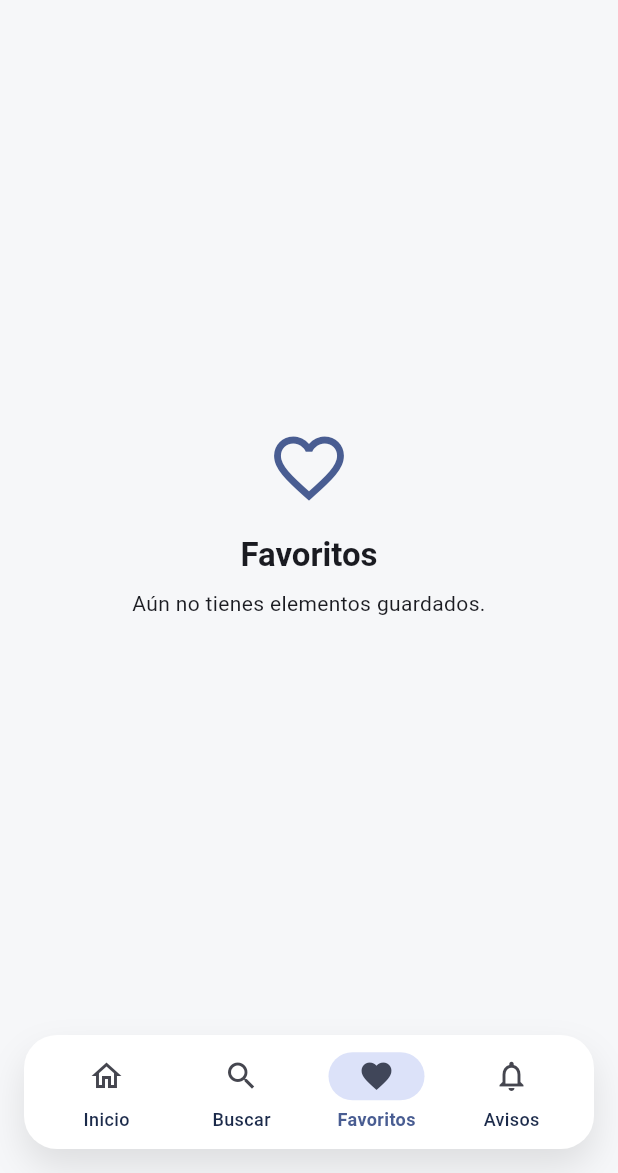
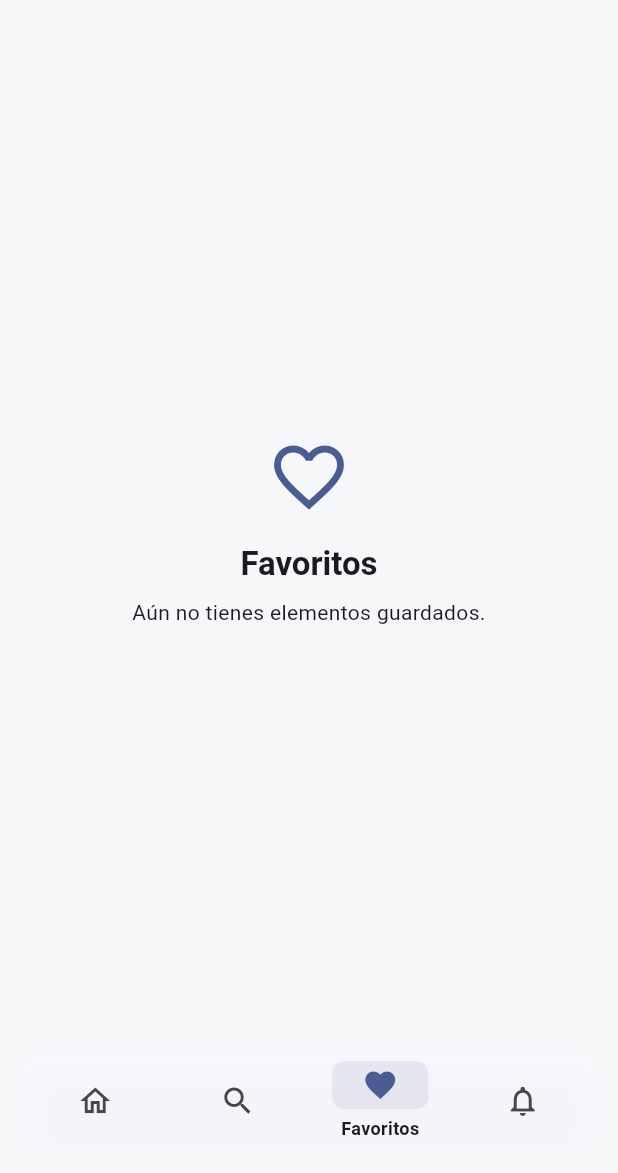
Before and after one commit to solorzdev/BuscaDog_v2, a Flutter app: the screen it shows after launch, item 3 of the bottom bar chosen, on a phone screen of 412 x 824 dp, the part 63-1236 px from its top. Run offline on Flutter 3.47's test engine with Material 3 defaults, Android fonts, the phone set to English and light mode, and no system bars; our stand-ins replace cached_network_image, dio, flutter_map, image_picker, latlong2, shared_preferences; missing offline and left inert: flutter_map_marker_cluster; accounts and stored records are empty; network calls fail.

Commit message:
Nuevo diseño para la nav

```diff
--- a/lib/core/navigation/bottom_nav.dart
+++ b/lib/core/navigation/bottom_nav.dart
@@ -1,3 +1,4 @@
+import 'dart:ui';
 import 'package:flutter/material.dart';
 import 'nav_item.dart';
 
@@ -15,49 +16,67 @@ class AppBottomNav extends StatelessWidget {
 
   @override
   Widget build(BuildContext context) {
-    final scheme = Theme.of(context).colorScheme;
+    final color = Theme.of(context).colorScheme;
 
     return SafeArea(
       minimum: const EdgeInsets.fromLTRB(16, 8, 16, 16),
+      child: ClipRRect(
+        borderRadius: BorderRadius.circular(10), // 👈 menos redondeado
+        child: BackdropFilter(
+          filter: ImageFilter.blur(sigmaX: 14, sigmaY: 14),
           child: Container(
-        padding: const EdgeInsets.symmetric(horizontal: 10, vertical: 6),
             decoration: BoxDecoration(
-          color: Colors.white,
-          borderRadius: BorderRadius.circular(22),
+              // Fondo sólido sin borde
+              color: color.surface.withOpacity(0.85),
+              borderRadius: BorderRadius.circular(10),
               boxShadow: const [
                 BoxShadow(
-              blurRadius: 20,
-              offset: Offset(0, 12),
+                  blurRadius: 18,
+                  offset: Offset(0, 10),
                   color: Color(0x1A000000),
                 ),
               ],
             ),
             child: NavigationBarTheme(
               data: NavigationBarThemeData(
+                height: 64,
                 backgroundColor: Colors.transparent,
-            indicatorColor: scheme.secondaryContainer,
+                indicatorColor: color.primary.withOpacity(0.10),
+                indicatorShape: RoundedRectangleBorder(
+                  borderRadius: BorderRadius.circular(8),
+                ), // 👈 recto
                 labelTextStyle: WidgetStateProperty.resolveWith((states) {
                   final selected = states.contains(WidgetState.selected);
                   return TextStyle(
                     fontSize: 12,
                     fontWeight: selected ? FontWeight.w600 : FontWeight.w500,
-                color: selected ? scheme.primary : const Color(0xFF1B2A4A),
+                    color: selected ? color.onSurface : color.onSurfaceVariant,
+                  );
+                }),
+                iconTheme: WidgetStateProperty.resolveWith((states) {
+                  final selected = states.contains(WidgetState.selected);
+                  return IconThemeData(
+                    size: 24,
+                    color: selected ? color.primary : color.onSurfaceVariant,
                   );
                 }),
               ),
               child: NavigationBar(
-            height: 64,
+                elevation: 0,
                 selectedIndex: currentIndex,
+                labelBehavior:
+                    NavigationDestinationLabelBehavior.onlyShowSelected,
+                destinations: [
+                  for (final item in items)
+                    NavigationDestination(
+                      icon: Icon(item.icon),
+                      selectedIcon: Icon(item.activeIcon),
+                      label: item.label,
+                    ),
+                ],
                 onDestinationSelected: onTap,
-            destinations: items
-                .map(
-                  (i) => NavigationDestination(
-                    icon: Icon(i.icon),
-                    selectedIcon: Icon(i.activeIcon ?? i.icon),
-                    label: i.label,
               ),
-                )
-                .toList(),
+            ),
           ),
         ),
       ),
```
Also changed, not shown: lib/features/home/presentation/pages/home_page.dart (+0 -39 lines). Lines whose indentation alone changed are shown as unchanged.
